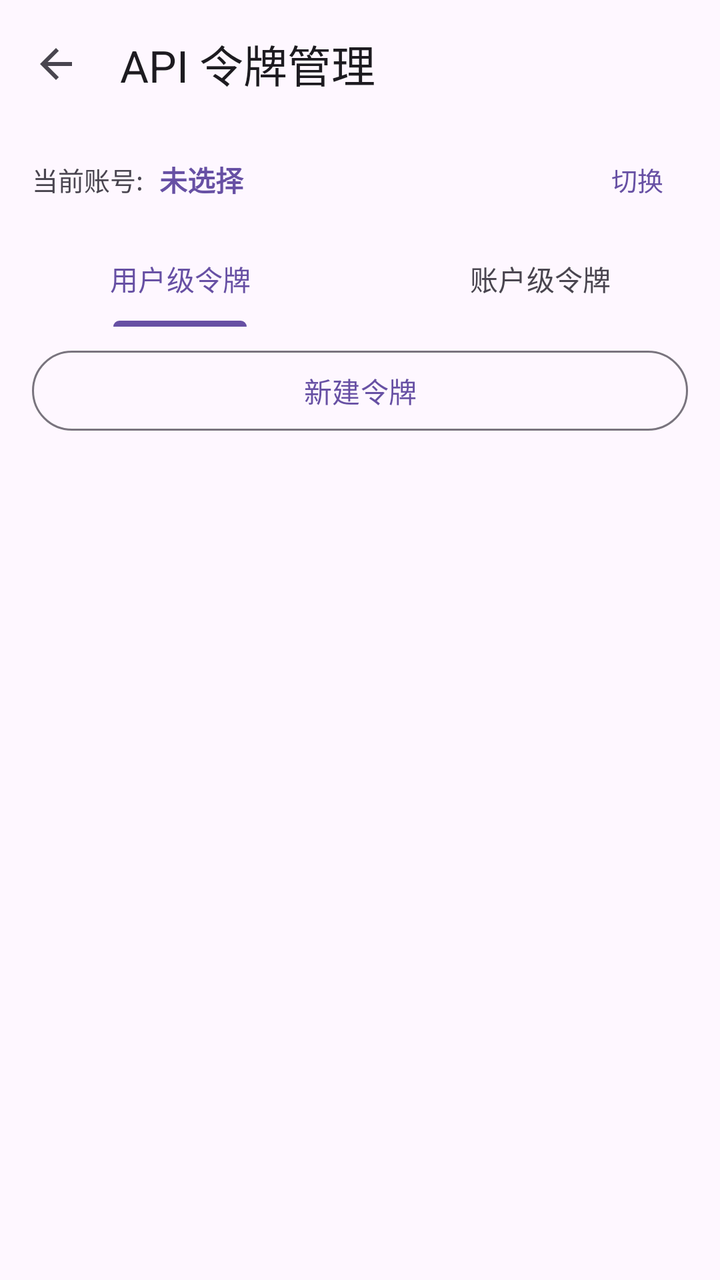
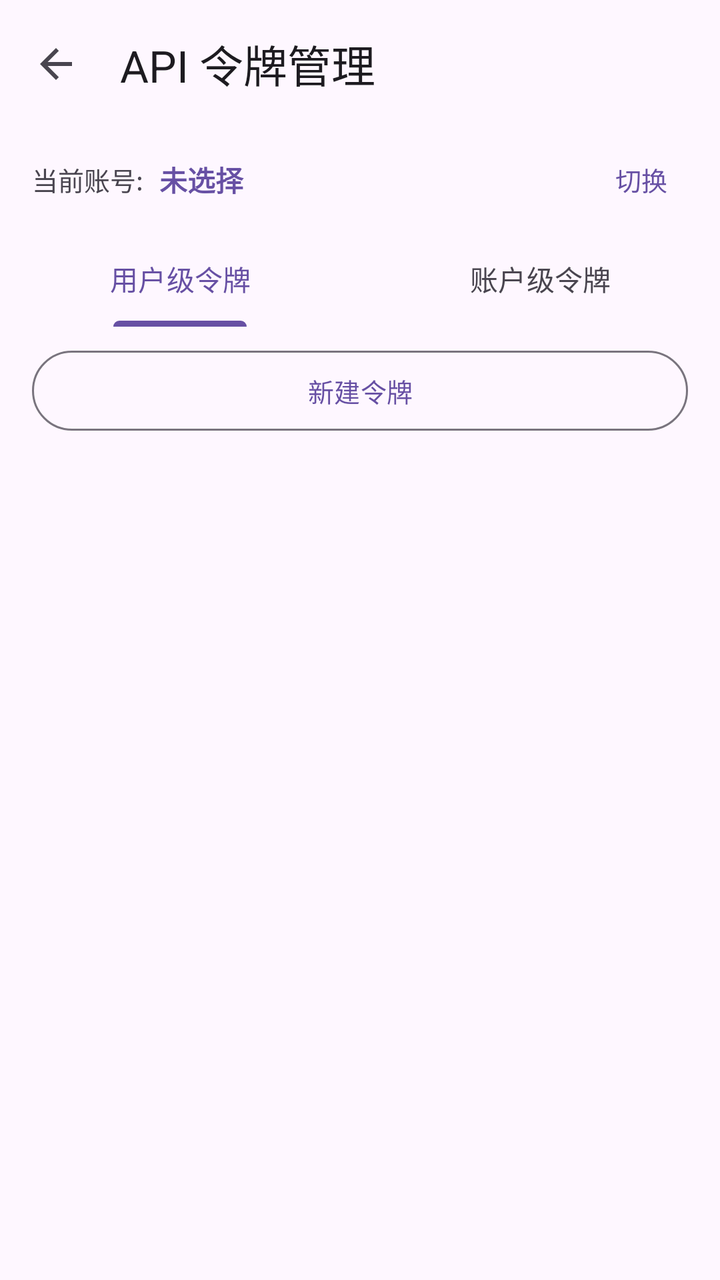

Two renders of the same Android screen: before a commit and after it. Below are the layout's source before the change and the commit's diff.
<!-- AndroidManifest.xml: application theme AppTheme -->
<!-- res/layout/activity_token_manager.xml -->
<?xml version="1.0" encoding="utf-8"?>
<LinearLayout xmlns:android="http://schemas.android.com/apk/res/android"
    xmlns:app="http://schemas.android.com/apk/res-auto"
    android:layout_width="match_parent"
    android:layout_height="match_parent"
    android:orientation="vertical"
    android:background="?android:attr/colorBackground"
    android:fitsSystemWindows="true">

    <com.google.android.material.appbar.MaterialToolbar
        android:id="@+id/toolbar"
        android:layout_width="match_parent"
        android:layout_height="wrap_content"
        android:minHeight="?attr/actionBarSize"
        android:background="?attr/colorSurface"
        android:elevation="0dp"
        app:navigationIcon="@drawable/ic_arrow_back"
        app:title="API 令牌管理"
        app:titleTextColor="?attr/colorOnSurface" />

    
    <LinearLayout
        android:id="@+id/accountSelectorRow"
        android:layout_width="match_parent"
        android:layout_height="wrap_content"
        android:orientation="horizontal"
        android:gravity="center_vertical"
        android:background="?attr/colorSurface"
        android:paddingStart="16dp"
        android:paddingEnd="16dp"
        android:paddingTop="6dp"
        android:paddingBottom="6dp">

        <TextView
            android:layout_width="wrap_content"
            android:layout_height="wrap_content"
            android:text="当前账号:"
            android:textSize="13sp"
            android:textColor="?attr/colorOnSurfaceVariant" />

        <TextView
            android:id="@+id/accountNameText"
            android:layout_width="0dp"
            android:layout_height="wrap_content"
            android:layout_weight="1"
            android:layout_marginStart="8dp"
            android:text="未选择"
            android:textSize="14sp"
            android:textStyle="bold"
            android:textColor="?attr/colorPrimary"
            android:maxLines="1"
            android:ellipsize="end" />

        <com.google.android.material.button.MaterialButton
            android:id="@+id/switchAccountBtn"
            style="@style/Widget.Material3.Button.TextButton"
            android:layout_width="wrap_content"
            android:layout_height="wrap_content"
            android:text="切换"
            android:textSize="13sp"
            android:minWidth="0dp"
            android:minHeight="0dp" />

    </LinearLayout>

    
    <com.google.android.material.tabs.TabLayout
        android:id="@+id/tokenScopeTabs"
        android:layout_width="match_parent"
        android:layout_height="wrap_content"
        android:background="?attr/colorSurface"
        style="@style/Widget.Material3.TabLayout">

        <com.google.android.material.tabs.TabItem
            android:layout_width="wrap_content"
            android:layout_height="wrap_content"
            android:text="用户级令牌" />

        <com.google.android.material.tabs.TabItem
            android:layout_width="wrap_content"
            android:layout_height="wrap_content"
            android:text="账户级令牌" />

    </com.google.android.material.tabs.TabLayout>

    
    <com.google.android.material.button.MaterialButton
        android:id="@+id/createTokenBtn"
        style="@style/Widget.Material3.Button.OutlinedButton"
        android:layout_width="match_parent"
        android:layout_height="wrap_content"
        android:layout_marginStart="16dp"
        android:layout_marginEnd="16dp"
        android:layout_marginTop="8dp"
        android:layout_marginBottom="4dp"
        android:text="新建令牌" />

    
    <FrameLayout
        android:layout_width="match_parent"
        android:layout_height="0dp"
        android:layout_weight="1">

        <androidx.recyclerview.widget.RecyclerView
            android:id="@+id/tokensRecyclerView"
            android:layout_width="match_parent"
            android:layout_height="match_parent"
            android:padding="4dp"
            android:clipToPadding="false" />

        
        <LinearLayout
            android:id="@+id/emptyStateLayout"
            android:layout_width="wrap_content"
            android:layout_height="wrap_content"
            android:orientation="vertical"
            android:gravity="center"
            android:layout_gravity="center"
            android:visibility="gone">

            <ImageView
                android:layout_width="96dp"
                android:layout_height="96dp"
                android:src="@drawable/ic_key"
                android:alpha="0.3"
                app:tint="?attr/colorPrimary" />

            <TextView
                android:layout_width="wrap_content"
                android:layout_height="wrap_content"
                android:text="暂无 API 令牌"
                android:textSize="16sp"
                android:textStyle="bold"
                android:layout_marginTop="12dp" />

            <TextView
                android:layout_width="wrap_content"
                android:layout_height="wrap_content"
                android:text="点击上方“新建令牌”按钮创建"
                android:textSize="13sp"
                android:textColor="?android:textColorSecondary"
                android:layout_marginTop="6dp" />

        </LinearLayout>

        
        <ProgressBar
            android:id="@+id/progressBar"
            android:layout_width="wrap_content"
            android:layout_height="wrap_content"
            android:layout_gravity="center"
            android:visibility="gone" />

        
        <LinearLayout
            android:id="@+id/errorStateLayout"
            android:layout_width="wrap_content"
            android:layout_height="wrap_content"
            android:orientation="vertical"
            android:gravity="center"
            android:layout_gravity="center"
            android:visibility="gone">

            <ImageView
                android:layout_width="72dp"
                android:layout_height="72dp"
                android:src="@drawable/ic_refresh"
                android:alpha="0.3"
                app:tint="?attr/colorPrimary" />

            <TextView
                android:id="@+id/errorText"
                android:layout_width="wrap_content"
                android:layout_height="wrap_content"
                android:text="加载失败"
                android:textSize="14sp"
                android:textColor="?android:textColorSecondary"
                android:layout_marginTop="12dp" />

            <com.google.android.material.button.MaterialButton
                android:id="@+id/retryBtn"
                style="@style/Widget.Material3.Button.OutlinedButton"
                android:layout_width="wrap_content"
                android:layout_height="wrap_content"
                android:text="重试"
                android:layout_marginTop="8dp" />

        </LinearLayout>

    </FrameLayout>

</LinearLayout>
<!-- resources referenced by this layout -->
<resources>
  <!-- drawable ic_arrow_back (drawable) -->
  <vector xmlns:android="http://schemas.android.com/apk/res/android"
      android:width="24dp"
      android:height="24dp"
      android:viewportWidth="24"
      android:viewportHeight="24">
      <path
          android:fillColor="?attr/colorControlNormal"
          android:pathData="M20,11H7.83l5.59,-5.59L12,4l-8,8 8,8 1.41,-1.41L7.83,13H20v-2z"/>
  </vector>
  <!-- drawable ic_key (drawable) -->
  <vector xmlns:android="http://schemas.android.com/apk/res/android"
      android:width="24dp"
      android:height="24dp"
      android:viewportWidth="24"
      android:viewportHeight="24">
      <path
          android:fillColor="?attr/colorControlNormal"
          android:pathData="M12.65,10C11.83,7.67 9.61,6 7,6c-3.31,0 -6,2.69 -6,6s2.69,6 6,6c2.61,0 4.83,-1.67 5.65,-4H17v4h4v-4h2v-4H12.65zM7,14c-1.1,0 -2,-0.9 -2,-2s0.9,-2 2,-2 2,0.9 2,2 -0.9,2 -2,2z"/>
  </vector>
  <style name="AppTheme" parent="Base.AppTheme" />
  <style name="Base.AppTheme" parent="Theme.Material3.DayNight.NoActionBar">
      
      
    </style>
  <!-- unchanged entries left out for length: 1 -->
</resources>

<!-- the commit's change to res/layout/activity_token_manager.xml (unified diff, before → after) -->
@@ -15,7 +15,7 @@
         android:background="?attr/colorSurface"
         android:elevation="0dp"
         app:navigationIcon="@drawable/ic_arrow_back"
-        app:title="API 令牌管理"
+        app:title="@string/xml_activity_token_manager_title"
         app:titleTextColor="?attr/colorOnSurface" />
 
     
@@ -34,7 +34,7 @@
         <TextView
             android:layout_width="wrap_content"
             android:layout_height="wrap_content"
-            android:text="当前账号:"
+            android:text="@string/xml_activity_token_manager"
             android:textSize="13sp"
             android:textColor="?attr/colorOnSurfaceVariant" />
 
@@ -44,7 +44,7 @@
             android:layout_height="wrap_content"
             android:layout_weight="1"
             android:layout_marginStart="8dp"
-            android:text="未选择"
+            android:text="@string/xml_activity_token_manager_2"
             android:textSize="14sp"
             android:textStyle="bold"
             android:textColor="?attr/colorPrimary"
@@ -56,7 +56,7 @@
             style="@style/Widget.Material3.Button.TextButton"
             android:layout_width="wrap_content"
             android:layout_height="wrap_content"
-            android:text="切换"
+            android:text="@string/xml_activity_token_manager_3"
             android:textSize="13sp"
             android:minWidth="0dp"
             android:minHeight="0dp" />
@@ -74,12 +74,12 @@
         <com.google.android.material.tabs.TabItem
             android:layout_width="wrap_content"
             android:layout_height="wrap_content"
-            android:text="用户级令牌" />
+            android:text="@string/xml_activity_token_manager_4" />
 
         <com.google.android.material.tabs.TabItem
             android:layout_width="wrap_content"
             android:layout_height="wrap_content"
-            android:text="账户级令牌" />
+            android:text="@string/xml_activity_token_manager_5" />
 
     </com.google.android.material.tabs.TabLayout>
 
@@ -93,7 +93,7 @@
         android:layout_marginEnd="16dp"
         android:layout_marginTop="8dp"
         android:layout_marginBottom="4dp"
-        android:text="新建令牌" />
+        android:text="@string/xml_activity_token_manager_6" />
 
     
     <FrameLayout
@@ -128,7 +128,7 @@
             <TextView
                 android:layout_width="wrap_content"
                 android:layout_height="wrap_content"
-                android:text="暂无 API 令牌"
+                android:text="@string/xml_activity_token_manager_7"
                 android:textSize="16sp"
                 android:textStyle="bold"
                 android:layout_marginTop="12dp" />
@@ -136,7 +136,7 @@
             <TextView
                 android:layout_width="wrap_content"
                 android:layout_height="wrap_content"
-                android:text="点击上方“新建令牌”按钮创建"
+                android:text="@string/xml_activity_token_manager_8"
                 android:textSize="13sp"
                 android:textColor="?android:textColorSecondary"
                 android:layout_marginTop="6dp" />
@@ -172,7 +172,7 @@
                 android:id="@+id/errorText"
                 android:layout_width="wrap_content"
                 android:layout_height="wrap_content"
-                android:text="加载失败"
+                android:text="@string/analytics_error"
                 android:textSize="14sp"
                 android:textColor="?android:textColorSecondary"
                 android:layout_marginTop="12dp" />
@@ -182,7 +182,7 @@
                 style="@style/Widget.Material3.Button.OutlinedButton"
                 android:layout_width="wrap_content"
                 android:layout_height="wrap_content"
-                android:text="重试"
+                android:text="@string/dialog_retry"
                 android:layout_marginTop="8dp" />
 
         </LinearLayout>
<!-- resource entries referenced after the edit -->
@@ -20,11 +20,65 @@
           android:fillColor="?attr/colorControlNormal"
           android:pathData="M12.65,10C11.83,7.67 9.61,6 7,6c-3.31,0 -6,2.69 -6,6s2.69,6 6,6c2.61,0 4.83,-1.67 5.65,-4H17v4h4v-4h2v-4H12.65zM7,14c-1.1,0 -2,-0.9 -2,-2s0.9,-2 2,-2 2,0.9 2,2 -0.9,2 -2,2z"/>
   </vector>
+  <string name="analytics_error">加载失败</string>
+  <string name="dialog_retry">重试</string>
+  <string name="xml_activity_token_manager">当前账号:</string>
+  <string name="xml_activity_token_manager_2">未选择</string>
+  <string name="xml_activity_token_manager_3">切换</string>
+  <string name="xml_activity_token_manager_4">用户级令牌</string>
+  <string name="xml_activity_token_manager_5">账户级令牌</string>
+  <string name="xml_activity_token_manager_6">新建令牌</string>
+  <string name="xml_activity_token_manager_7">暂无 API 令牌</string>
+  <string name="xml_activity_token_manager_8">点击上方“新建令牌”按钮创建</string>
+  <string name="xml_activity_token_manager_title">API 令牌管理</string>
   <style name="AppTheme" parent="Base.AppTheme" />
   <style name="Base.AppTheme" parent="Theme.Material3.DayNight.NoActionBar">
       
       
+  
+      
+      <item name="android:textViewStyle">@style/AppTextView</item>
+      <item name="android:buttonStyle">@style/AppButton</item>
+      <item name="materialButtonStyle">@style/AppMaterialButton</item>
+      <item name="chipStyle">@style/AppChip</item>
     </style>
+  <style name="AppTextView" parent="@android:style/Widget.DeviceDefault.TextView">
+      <item name="android:breakStrategy">simple</item>
+      <item name="android:hyphenationFrequency">full</item>
+      <item name="android:ellipsize">end</item>
+      <item name="android:justificationMode">inter_word</item>
+      <item name="android:textIsSelectable">false</item>
+    </style>
+  <style name="AppButton" parent="Widget.Material3.Button">
+      <item name="android:minHeight">@dimen/app_button_min_height</item>
+      <item name="android:minWidth">@dimen/app_button_min_width</item>
+      <item name="android:maxLines">2</item>
+      <item name="android:ellipsize">end</item>
+      <item name="android:paddingStart">@dimen/app_button_padding_h</item>
+      <item name="android:paddingEnd">@dimen/app_button_padding_h</item>
+      <item name="android:breakStrategy">simple</item>
+      <item name="android:hyphenationFrequency">full</item>
+      <item name="android:textSize">@dimen/app_button_text_size</item>
+    </style>
+  <style name="AppMaterialButton" parent="Widget.Material3.Button">
+      <item name="android:minHeight">@dimen/app_button_min_height</item>
+      <item name="android:minWidth">@dimen/app_button_min_width</item>
+      <item name="android:maxLines">2</item>
+      <item name="android:ellipsize">end</item>
+      <item name="android:paddingStart">@dimen/app_button_padding_h</item>
+      <item name="android:paddingEnd">@dimen/app_button_padding_h</item>
+      <item name="android:breakStrategy">simple</item>
+      <item name="android:hyphenationFrequency">full</item>
+      <item name="android:textAllCaps">false</item>
+      <item name="android:textSize">@dimen/app_button_text_size</item>
+    </style>
+  <style name="AppChip" parent="Widget.Material3.Chip.Assist">
+      <item name="android:textIsSelectable">false</item>
+    </style>
+  <dimen name="app_button_min_height">48dp</dimen>
+  <dimen name="app_button_min_width">112dp</dimen>
+  <dimen name="app_button_padding_h">10dp</dimen>
+  <dimen name="app_button_text_size">13sp</dimen>
   <!-- unchanged entries left out for length: 1 -->
 </resources>
 
